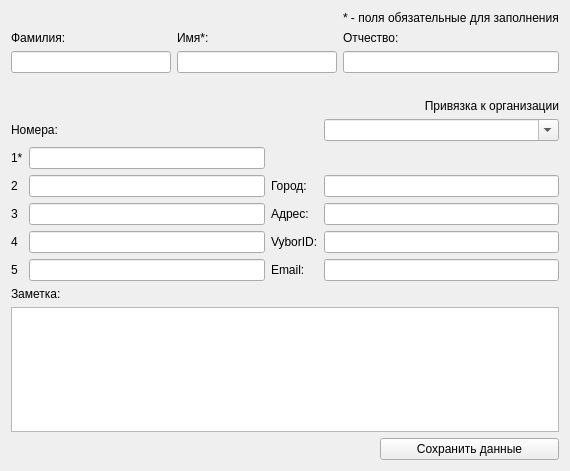
Qt form AddContactDialog.ui (okostynchuk/Outcall) before a commit.
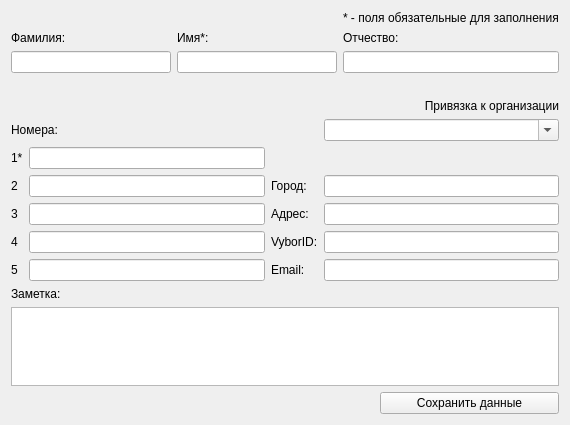
The same form after that commit. Icons and pictures are not drawn.

The edit to the form file:
```diff
--- a/AddContactDialog.ui
+++ b/AddContactDialog.ui
@@ -7,7 +7,7 @@
     <x>0</x>
     <y>0</y>
     <width>556</width>
-    <height>471</height>
+    <height>425</height>
    </rect>
   </property>
   <property name="minimumSize">
```
